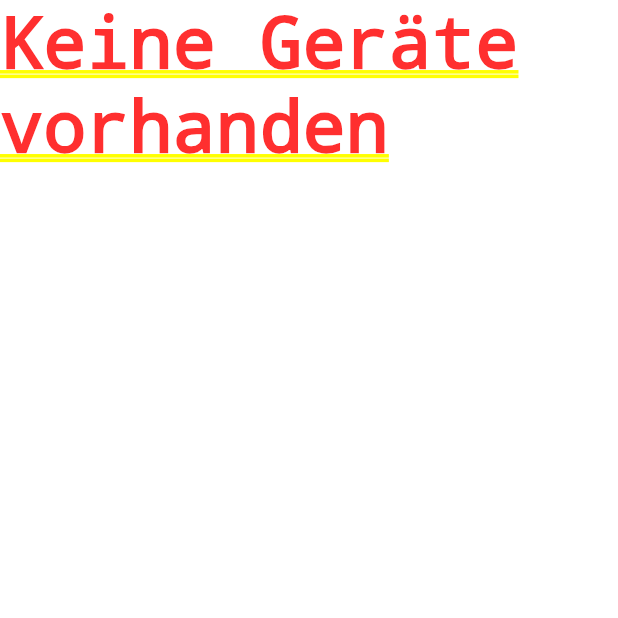
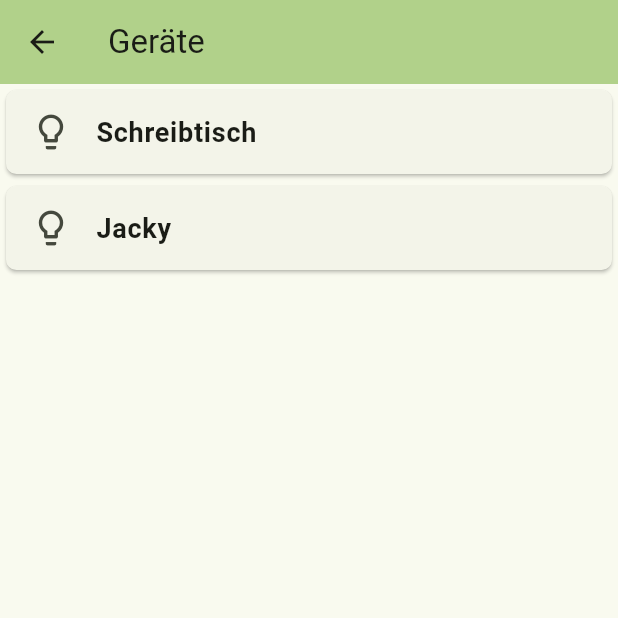
Before and after one commit to felixholfelder/led-app, a Flutter app: the screen it shows after launch, after a tap on the "light" icon, on a phone screen of 412 x 824 dp, the top half of it. Run offline on Flutter 3.47's test engine with Material 3 defaults, Android fonts, the phone set to English and light mode, and no system bars; drawn by our look-alikes of skeletonizer; our stand-ins replace shared_preferences.

Commit message:
added device page

```diff
--- a/assets/devices.json
+++ b/assets/devices.json
@@ -2,5 +2,9 @@
   {
     "name": "Schreibtisch",
     "endpoint": "/devices/felix/desk"
+  },
+  {
+    "name": "Jacky",
+    "endpoint": "/devices/felix/jacky"
   }
 ]
--- a/lib/model/Device.dart
+++ b/lib/model/Device.dart
@@ -1,13 +1,15 @@
 class Device {
   final String name;
   final String endpoint;
+  bool isSelected;
 
-  Device({required this.name, required this.endpoint});
+  Device({required this.name, required this.endpoint, required this.isSelected});
 
   factory Device.fromJson(Map<String, dynamic> json) {
     return Device(
       name: json['name'] as String,
       endpoint: json['endpoint'] as String,
+      isSelected: false,
     );
   }
 
--- a/lib/page/DevicePage.dart
+++ b/lib/page/DevicePage.dart
@@ -1,10 +1,11 @@
 import 'dart:convert';
 
-import 'package:flutter/cupertino.dart';
+import 'package:flutter/material.dart';
+import 'package:flutter/services.dart' show rootBundle;
 import 'package:led_app/model/Device.dart';
+import 'package:led_app/service/SharedPreferencesService.dart';
 import 'package:led_app/ui/DeviceElement.dart';
 import 'package:skeletonizer/skeletonizer.dart';
-import 'package:flutter/services.dart' show rootBundle;
 
 class DevicePage extends StatefulWidget {
   const DevicePage({super.key});
@@ -14,19 +15,29 @@ class DevicePage extends StatefulWidget {
 }
 
 class _DevicePageState extends State<DevicePage> {
+  final SharedPreferencesService _prefService = SharedPreferencesService();
+
   bool _loading = true;
   List<Device> devices = [];
 
   @override
   Widget build(BuildContext context) {
-    return Skeletonizer(
-        enabled: _loading,
-        child: devices.isNotEmpty
-            ? ListView.builder(
-                itemCount: devices.length,
-                itemBuilder: (context, index) => DeviceElement(device: devices[index])
-              )
-            : const Text("Keine Geräte vorhanden")
+    return Scaffold(
+      appBar: AppBar(
+        backgroundColor: Theme.of(context).colorScheme.inversePrimary,
+        title: const Text("Geräte"),
+      ),
+      body: Center(
+        child: Skeletonizer(
+          enabled: _loading,
+          child: devices.isNotEmpty
+              ? ListView.builder(
+                  itemCount: devices.length,
+                  itemBuilder: (context, index) =>
+                      DeviceElement(device: devices[index], onclick: () => _selectDevice(devices[index])))
+              : const Text("Keine Geräte vorhanden"),
+        ),
+      ),
     );
   }
 
@@ -36,11 +47,12 @@ class _DevicePageState extends State<DevicePage> {
 
     _loadDevices();
     setState(() => _loading = false);
+    _setSelected();
   }
 
   Future<void> _loadDevices() async {
     final String response = await rootBundle.loadString("assets/devices.json");
-    final List<Map<String, dynamic>> body = json.decode(response);
+    final List<dynamic> body = json.decode(response);
 
     List<Device> list = body.map((dynamic item) => Device.fromJson(item)).toList();
     setState(() {
@@ -48,4 +60,19 @@ class _DevicePageState extends State<DevicePage> {
     });
   }
 
+  Future<void> _setSelected() async {
+    Device? currDevice = await _prefService.getCurrDevice();
+    if (currDevice != null) {
+      devices.forEach((element) {
+        if (element.name == currDevice.name) {
+          element.isSelected = true;
+        }
+      });
+    }
+  }
+
+  void _selectDevice(Device device) {
+    _prefService.saveCurrDevice(device);
+    Navigator.of(context).pop();
+  }
 }
--- a/lib/service/SharedPreferencesService.dart
+++ b/lib/service/SharedPreferencesService.dart
@@ -18,7 +18,7 @@ class SharedPreferencesService {
     return null;
   }
 
-  void saveCurrDevice(Device device) async {
+  Future<void> saveCurrDevice(Device device) async {
     SharedPreferences prefs = await _prefs;
     prefs.setString(StorageKeys.deviceKey, jsonEncode(device.toJSON()));
   }
--- a/lib/ui/DeviceElement.dart
+++ b/lib/ui/DeviceElement.dart
@@ -1,19 +1,17 @@
 import 'package:flutter/material.dart';
 import 'package:led_app/model/Device.dart';
-import 'package:led_app/service/SharedPreferencesService.dart';
 
 class DeviceElement extends StatefulWidget {
-  const DeviceElement({super.key, required this.device});
+  const DeviceElement({super.key, required this.device, required this.onclick});
 
   final Device device;
+  final VoidCallback onclick;
 
   @override
   State<DeviceElement> createState() => _DeviceElementState();
 }
 
 class _DeviceElementState extends State<DeviceElement> {
-  final SharedPreferencesService _prefService = SharedPreferencesService();
-
   @override
   void initState() {
     super.initState();
@@ -26,17 +24,17 @@ class _DeviceElementState extends State<DeviceElement> {
         borderRadius: BorderRadius.circular(7),
       ),
       child: ClipPath(
-        clipper: ShapeBorderClipper(
-          shape: RoundedRectangleBorder(borderRadius: BorderRadius.circular(7)),
-        ),
         child: ListTile(
-          onTap: () => _selectDevice,
+          onTap: () => widget.onclick(),
           title: Row(
             children: [
-              const Icon(Icons.lightbulb, size: 16),
+              Padding(
+                padding: const EdgeInsets.only(right: 16),
+                child: widget.device.isSelected ? const Icon(Icons.lightbulb, size: 28) : const Icon(Icons.lightbulb_outline, size: 28),
+              ),
               Column(
                 children: [
-                  Text(widget.device.name, style: const TextStyle(fontSize: 16, fontWeight: FontWeight.bold)),
+                  Text(widget.device.name, style: const TextStyle(fontSize: 18, fontWeight: FontWeight.bold)),
                 ],
               ),
             ],
@@ -45,8 +43,4 @@ class _DeviceElementState extends State<DeviceElement> {
       ),
     );
   }
-
-  void _selectDevice() {
-    _prefService.saveCurrDevice(widget.device);
-  }
 }
```
Also changed, not shown: 1 other file.
